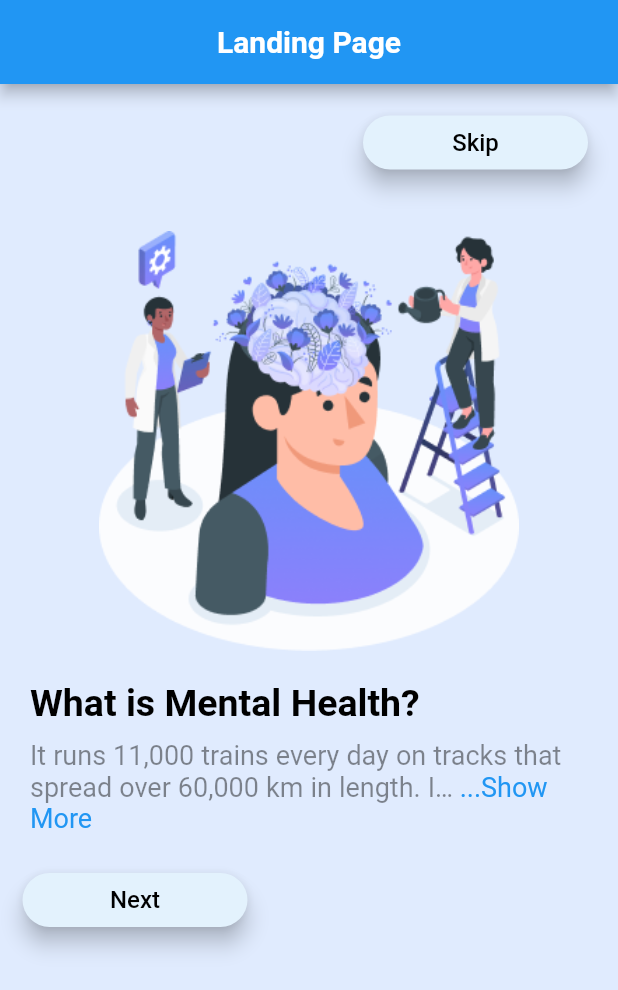
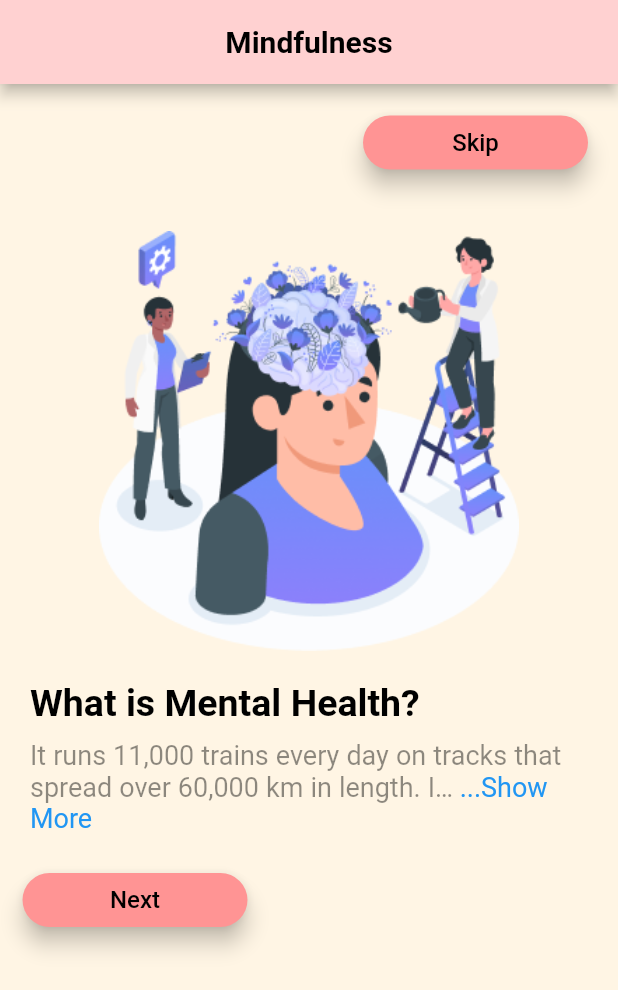
Before and after one commit to brisingr24/Serenity, a Flutter app: the screen it shows after launch, on a phone screen of 412 x 824 dp. Shown: the top 990 px of the screen. Run offline on Flutter 3.47's test engine with Material 2 defaults, Android fonts, the phone set to English and light mode, and no system bars; drawn by our look-alikes of readmore; our stand-ins replace animated_bottom_navigation_bar, carousel_slider, cloud_firestore, date_time_picker, firebase_auth, firebase_core and 3 more; missing offline and left inert: circular_menu, flutter_phone_direct_caller, kommunicate_flutter; accounts and stored records are empty.

Commit message:
UI for landing Page

```diff
--- a/lib/screens/landing.dart
+++ b/lib/screens/landing.dart
@@ -1,4 +1,4 @@
-// ignore_for_file: prefer_const_constructors, prefer_const_literals_to_create_immutables, deprecated_member_use
+ // ignore_for_file: prefer_const_constructors, prefer_const_literals_to_create_immutables, deprecated_member_use
 
 import 'package:envision/models/sharedPrefModel.dart';
 import 'package:flutter/cupertino.dart';
@@ -17,11 +17,12 @@ class LandingPage extends StatelessWidget {
     return Scaffold(
       appBar: AppBar(
         automaticallyImplyLeading: false,
+        backgroundColor: Color(0xFFFFD1D1),
         title: Text(
-          'Landing Page',
-          style: TextStyle(color: Colors.white, fontWeight: FontWeight.bold),
+          'Mindfulness',
+          style: TextStyle(color: Colors.black, fontWeight: FontWeight.bold),
         ),
-        centerTitle: true,
+        centerTitle:  true,
       ),
       body: Container(
         //padding: const EdgeInsets.only(bottom: 80),
@@ -29,7 +30,7 @@ class LandingPage extends StatelessWidget {
           controller: controller,
           children: [
             Container(
-              color: Color(0xDBDCE8FF),
+              color: Color(0xFFFFF5E4),
               child: Column(children: [
                 Column(
                   children: [
@@ -52,7 +53,7 @@ class LandingPage extends StatelessWidget {
                               style: ButtonStyle(
                                   elevation: MaterialStateProperty.all(6.0),
                                   backgroundColor: MaterialStateProperty.all(
-                                      Colors.blue.shade50),
+                                      Color(0xFFFF9494)),
                                   fixedSize: MaterialStateProperty.all<Size>(
                                       const Size(150, 20)),
                                   shape: MaterialStateProperty.all<
@@ -133,7 +134,7 @@ class LandingPage extends StatelessWidget {
                               style: ButtonStyle(
                                   elevation: MaterialStateProperty.all(6.0),
                                   backgroundColor: MaterialStateProperty.all(
-                                      Colors.blue.shade50),
+                                      Color(0xFFFF9494)),
                                   fixedSize: MaterialStateProperty.all<Size>(
                                       const Size(150, 20)),
                                   shape: MaterialStateProperty.all<
@@ -149,7 +150,7 @@ class LandingPage extends StatelessWidget {
               ]),
             ),
             Container(
-              color: Color(0xDBDCE8FF),
+              color: Color(0xFFFFF4E5),
               child: Column(children: [
                 Column(
                   children: [
@@ -172,7 +173,7 @@ class LandingPage extends StatelessWidget {
                               style: ButtonStyle(
                                   elevation: MaterialStateProperty.all(6.0),
                                   backgroundColor: MaterialStateProperty.all(
-                                      Colors.blue.shade50),
+                                      Color(0xFFFF9494)),
                                   fixedSize: MaterialStateProperty.all<Size>(
                                       const Size(150, 20)),
                                   shape: MaterialStateProperty.all<
@@ -253,7 +254,7 @@ class LandingPage extends StatelessWidget {
                               style: ButtonStyle(
                                   elevation: MaterialStateProperty.all(6.0),
                                   backgroundColor: MaterialStateProperty.all(
-                                      Colors.blue.shade50),
+                                      Color(0xFFFF9494)),
                                   fixedSize: MaterialStateProperty.all<Size>(
                                       const Size(150, 20)),
                                   shape: MaterialStateProperty.all<
@@ -269,7 +270,7 @@ class LandingPage extends StatelessWidget {
               ]),
             ),
             Container(
-              color: Color(0xDBDCE8FF),
+              color: Color(0xFFFFF4E5),
               child: Column(children: [
                 Column(
                   children: [
@@ -366,7 +367,7 @@ class LandingPage extends StatelessWidget {
                               style: ButtonStyle(
                                   elevation: MaterialStateProperty.all(6.0),
                                   backgroundColor: MaterialStateProperty.all(
-                                      Colors.blue.shade50),
+                                      Color(0xFFFF9494)),
                                   fixedSize: MaterialStateProperty.all<Size>(
                                       const Size(150, 20)),
                                   shape: MaterialStateProperty.all<
```
Also changed, not shown: pubspec.lock.
